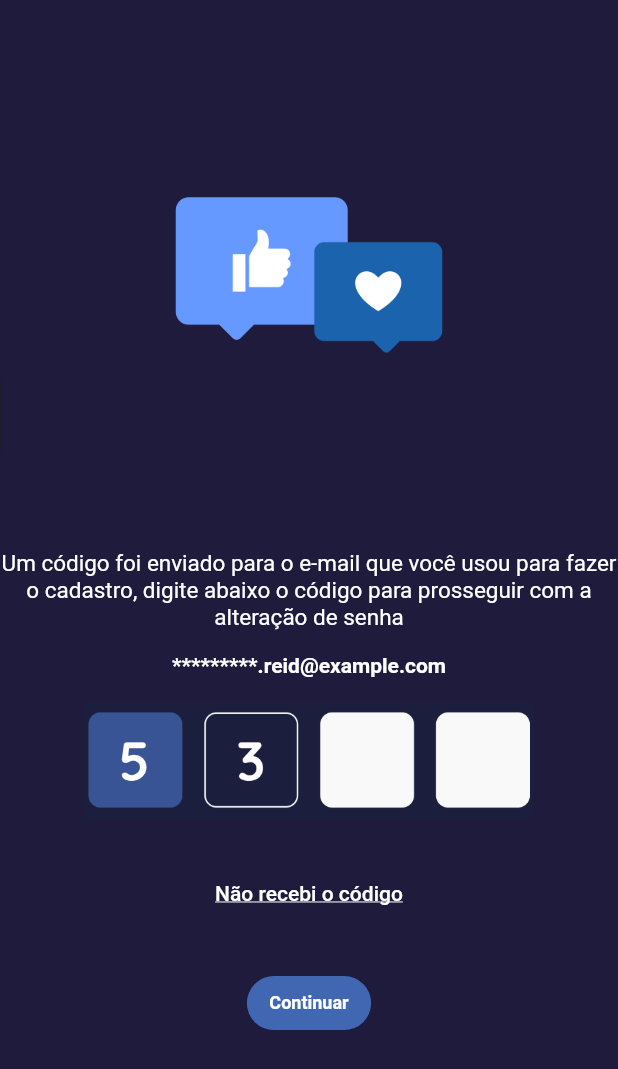
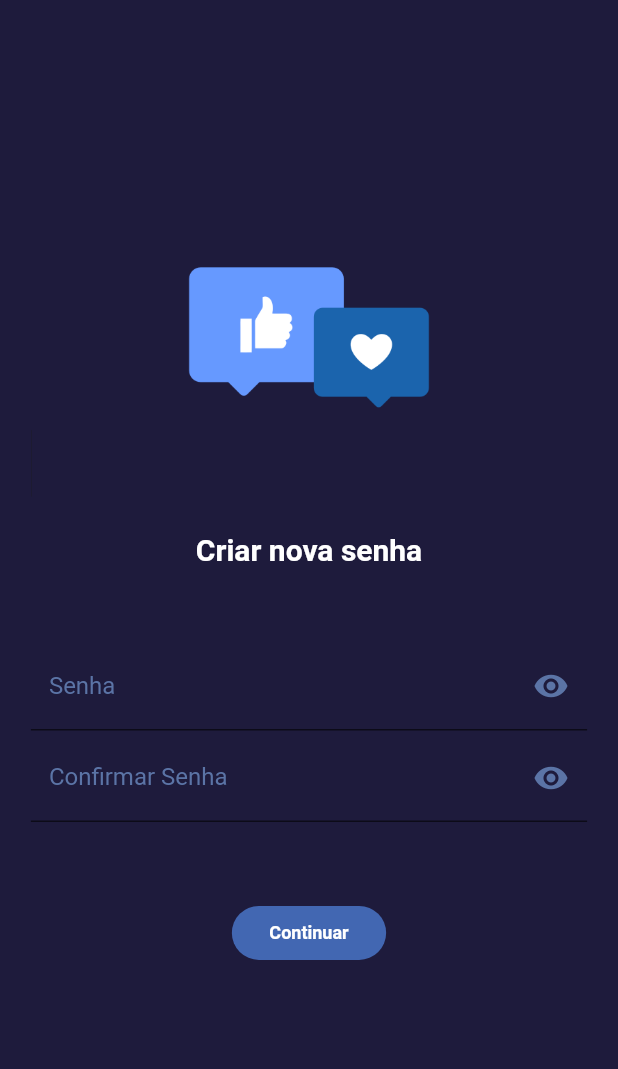
Before and after one commit to cabavas/digital-mission, a Flutter app: the LostPasswordPage screen opened by its route, after a tap on "Continuar", on a phone screen of 412 x 824 dp. Shown: the top 1069 px of the screen. Run offline on Flutter 3.47's test engine with Material 2 defaults, Android fonts, the phone set to English and light mode, and no system bars; Roboto replaces fonts that are missing (Quicksand-VariableFont_wght).

Commit message:
Pages completed

```diff
--- a/lib/main.dart
+++ b/lib/main.dart
@@ -3,6 +3,7 @@
 import 'package:flutter/material.dart';
 import 'package:mission/pages/login_page.dart';
 import 'package:mission/pages/lost_password.dart';
+import 'package:mission/pages/reset_password_page.dart';
 import 'package:mission/pages/successful.dart';
 import 'package:mission/utils/app_routes.dart';
 
@@ -29,6 +30,7 @@ class MyApp extends StatelessWidget {
         AppRoutes.CREATE_ACCOUNT: (ctx) => CreateAccPage(),
         AppRoutes.SUCCESS: (ctx) => SuccessPage(),
         AppRoutes.LOST_PASSWORD: (ctx) => LostPasswordPage(),
+        AppRoutes.RESET_PASSWORD: (ctx) => ResetPasswordPage(),
       },
     );
   }
--- a/lib/pages/lost_password.dart
+++ b/lib/pages/lost_password.dart
@@ -51,7 +51,8 @@ class _LostPasswordPageState extends State<LostPasswordPage> {
               ),
               SizedBox(height: 25),
               TextButton(
-                onPressed: () {},
+                onPressed: () =>
+                    Navigator.pushNamed(context, '/reset-password'),
                 style: TextButton.styleFrom(
                     primary: const Color(0xffffffff),
                     backgroundColor: const Color(0xff4267b2),
@@ -62,7 +63,7 @@ class _LostPasswordPageState extends State<LostPasswordPage> {
                     shape: RoundedRectangleBorder(
                         borderRadius: BorderRadius.circular(18)),
                     padding: const EdgeInsets.symmetric(
-                        vertical: 5, horizontal: 15)),
+                        vertical: 5, horizontal: 25)),
                 child: Text('Continuar'),
               ),
             ],
--- /dev/null
+++ b/lib/pages/reset_password_page.dart
@@ -0,0 +1,108 @@
+import 'package:flutter/material.dart';
+
+class ResetPasswordPage extends StatefulWidget {
+  const ResetPasswordPage({Key? key}) : super(key: key);
+
+  @override
+  State<ResetPasswordPage> createState() => _ResetPasswordPageState();
+}
+
+class _ResetPasswordPageState extends State<ResetPasswordPage> {
+  bool _isObscure = true;
+  bool _isObscureConfirm = true;
+  @override
+  Widget build(BuildContext context) {
+    final deviceSize = MediaQuery.of(context).size;
+
+    return Scaffold(
+      backgroundColor: Color(0xff1e1b3c),
+      body: Center(
+        child: SingleChildScrollView(
+          reverse: true,
+          child: SizedBox(
+            width: deviceSize.width * 0.90,
+            child: Column(
+              mainAxisAlignment: MainAxisAlignment.center,
+              children: <Widget>[
+                Image.asset('assets/img/icon.png'),
+                SizedBox(height: 10),
+                Text(
+                  'Criar nova senha',
+                  textAlign: TextAlign.left,
+                  style: TextStyle(
+                    fontSize: 20,
+                    color: Colors.white,
+                    fontWeight: FontWeight.bold,
+                  ),
+                ),
+                SizedBox(height: 50),
+                TextFormField(
+                  style: TextStyle(color: Colors.white),
+                  obscureText: _isObscure,
+                  decoration: InputDecoration(
+                    labelText: 'Senha',
+                    labelStyle: TextStyle(color: Color(0xff5b74a6)),
+                    fillColor: Color(0xff1e1b3c),
+                    filled: true,
+                    suffixIcon: IconButton(
+                      icon: Icon(
+                        _isObscure ? Icons.visibility : Icons.visibility_off,
+                      ),
+                      onPressed: () {
+                        setState(() {
+                          _isObscure = !_isObscure;
+                        });
+                      },
+                    ),
+                    suffixIconColor: Color(0xff5b74a6),
+                  ),
+                ),
+                SizedBox(height: 2),
+                TextFormField(
+                  style: TextStyle(color: Colors.white),
+                  obscureText: _isObscureConfirm,
+                  decoration: InputDecoration(
+                    labelText: 'Confirmar Senha',
+                    labelStyle: TextStyle(color: Color(0xff5b74a6)),
+                    fillColor: Color(0xff1e1b3c),
+                    filled: true,
+                    suffixIcon: IconButton(
+                      icon: Icon(
+                        _isObscureConfirm
+                            ? Icons.visibility
+                            : Icons.visibility_off,
+                      ),
+                      onPressed: () {
+                        setState(() {
+                          _isObscureConfirm = !_isObscureConfirm;
+                        });
+                      },
+                    ),
+                    suffixIconColor: Color(0xff5b74a6),
+                  ),
+                  keyboardType: TextInputType.text,
+                ),
+                SizedBox(height: 50),
+                TextButton(
+                  onPressed: () {},
+                  style: TextButton.styleFrom(
+                      primary: const Color(0xffffffff),
+                      backgroundColor: const Color(0xff4267b2),
+                      textStyle: const TextStyle(
+                        fontWeight: FontWeight.bold,
+                        fontSize: 12,
+                      ),
+                      shape: RoundedRectangleBorder(
+                          borderRadius: BorderRadius.circular(18)),
+                      padding: const EdgeInsets.symmetric(
+                          vertical: 5, horizontal: 25)),
+                  child: Text('Continuar'),
+                ),
+              ],
+            ),
+          ),
+        ),
+      ),
+    );
+  }
+}
--- a/lib/utils/app_routes.dart
+++ b/lib/utils/app_routes.dart
@@ -3,4 +3,5 @@ class AppRoutes {
   static const CREATE_ACCOUNT = '/create-account';
   static const SUCCESS = '/success';
   static const LOST_PASSWORD = '/lost-password';
+  static const RESET_PASSWORD = '/reset-password';
 }
```
Also changed, not shown: lib/components/auth_form.dart (+5 -10 lines), lib/components/login_button.dart (+6 -5 lines), lib/pages/login_page.dart (+6 -4 lines), pubspec.yaml (+4 -3 lines), assets/img/Facebook.png (added), assets/img/google.png (added), assets/img/googleIcon.png (deleted), assets/img/logo.png, assets/img/mail.png (added), pubspec.lock, 32 other files.
